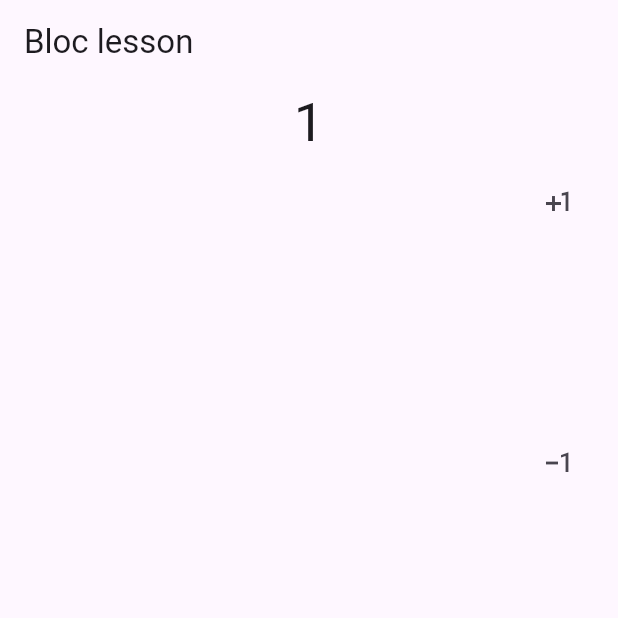
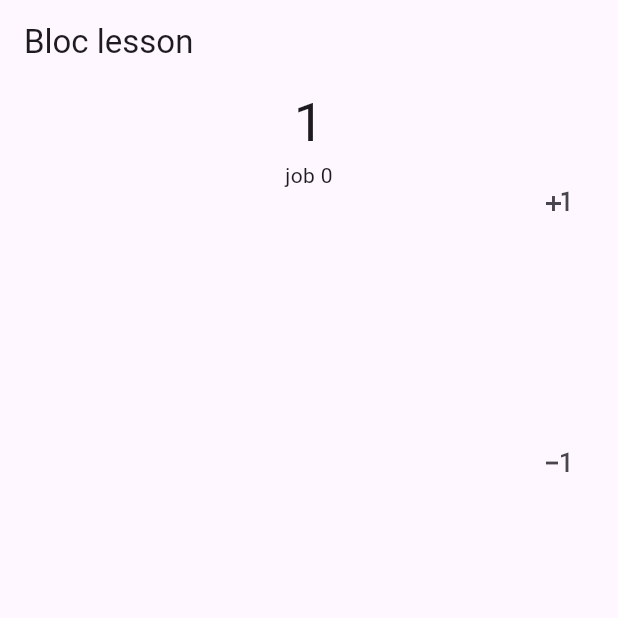
Before and after one commit to ValGorovyi/flutter-bloc-lesson, a Flutter app: the screen it shows after launch, after a tap on the "plus one" icon, after a tap on the "exposure minus 1" icon, after a tap on the "work outline" icon, on a phone screen of 412 x 824 dp, the top half of it. Run offline on Flutter 3.47's test engine with Material 3 defaults, Android fonts, the light colour scheme and no system bars; our stand-ins replace flutter_bloc.

Commit message:
add Builder, add context.read<>(), no correct re-render

```diff
--- a/lib/main.dart
+++ b/lib/main.dart
@@ -13,29 +13,14 @@ void main() {
   runApp(BlocDemo());
 }
 
-// MultBlocProvider vverhy, poluchaem bloci na nizhnem urovne
 class BlocDemo extends StatelessWidget {
   const BlocDemo({super.key});
   @override
   Widget build(BuildContext context) {
     return MaterialApp(
       title: 'Bloc Demo',
-      home: WrapperBuilderWidget(),
+      home: MyBlocWidget(),
     );
-  }
-}
-
-class WrapperBuilderWidget extends StatelessWidget {
-  // WrapperBuilderWidget({key? key}) :super(key: key); ?? question dyha
-  WrapperBuilderWidget({super.key});
-
-  @override
-  Widget build(BuildContext context) {
-    return MultiBlocProvider(providers: [
-      BlocProvider<CounterBlocWorcker>(
-          create: (context) => CounterBlocWorcker()..add(BlocPlusEvent())),
-      BlocProvider<UserBlocWorcker>(create: (context) => UserBlocWorcker()),
-    ], child: MyBlocWidget());
   }
 }
 
@@ -44,9 +29,19 @@ class MyBlocWidget extends StatelessWidget {
 
   @override
   Widget build(BuildContext context) {
+
     // final counterBloc = CounterBlocWorcker()..add(BlocPlusEvent());
     // final usersBloc = UserBlocWorcker();
 
+    return MultiBlocProvider(
+      providers: [
+        BlocProvider<CounterBlocWorcker>(
+            create: (context) => CounterBlocWorcker()..add(BlocPlusEvent())),
+        BlocProvider<UserBlocWorcker>(create: (context) => UserBlocWorcker()),
+      ],
+      // obertka Builder dla polucheniya bloca cherez context
+      child: Builder(
+        builder: (context) {
           return Scaffold(
             appBar: AppBar(
               title: Text('Bloc lesson'),
@@ -56,9 +51,9 @@ class MyBlocWidget extends StatelessWidget {
               children: [
                 IconButton(
                     onPressed: () {
-
-                final counterBloc =
-                    BlocProvider.of<CounterBlocWorcker>(context);
+                      // without needed context
+                      // dla dobavleniya kontexta - obernut vse pod MultiBlocProvider v Builder
+                      final counterBloc = context.read<CounterBlocWorcker>();
 
                       counterBloc.add(BlocPlusEvent());
                     },
@@ -66,19 +61,21 @@ class MyBlocWidget extends StatelessWidget {
                 IconButton(
                     onPressed: () {
                       // poluchit counterBloc cherez blocProvider
-                final counterBloc =
-                    BlocProvider.of<CounterBlocWorcker>(context);
+                      final counterBloc = context.read<CounterBlocWorcker>();
                       counterBloc.add(BlocMinusEvent());
                     },
                     icon: Icon(Icons.exposure_neg_1_outlined)),
                 IconButton(
                     onPressed: () {
-                // usersBloc.add(CreateUsEvent(counterBloc.state));
+                      final usersBloc = context.read<UserBlocWorcker>();
+                      usersBloc.add(CreateUsEvent(context.read<CounterBlocWorcker>().state));
                     },
                     icon: Icon(Icons.person_2)),
                 IconButton(
                     onPressed: () {
-                // usersBloc.add(CreateJobsEvent(counterBloc.state));
+                      final usersBloc = context.read<UserBlocWorcker>();
+
+                      usersBloc.add(CreateJobsEvent(context.read<CounterBlocWorcker>().state));
                     },
                     icon: Icon(Icons.work_outline))
               ],
@@ -88,12 +85,24 @@ class MyBlocWidget extends StatelessWidget {
                 child: Column(
                   children: [
                     BlocBuilder<CounterBlocWorcker, int>(
-                // bloc: counterBloc,
 
                       builder: (context, state) {
-                  return Text(
+
+// naprimer nado vivodit ne tolko counter, no i users
+
+
+                        return Column(
+                          children: [
+
+                            Text(
                               state.toString(),
                               style: TextStyle(fontSize: 36),
+                            ),
+                            // cherez context.read ne srabotaet. demo version
+                            if(context.read<UserBlocWorcker>().state.users.isNotEmpty)
+                            // pererisovka ne proishodit. to est ui ne otobrachaet rezultat. tolko posle pererisovki drugih widgetov
+                              ...context.read<UserBlocWorcker>().state.users.map((u) => Text(u.name))
+                          ],
                         );
                       },
                     ),
@@ -104,9 +113,10 @@ class MyBlocWidget extends StatelessWidget {
                       return Column(
                         children: [
                           if (usersSt.isLoading) CircularProgressIndicator(),
-                    if (users.isNotEmpty)
-                      ...users.map((elem) => Text(elem.name)),
-                    if (jobs.isNotEmpty) ...jobs.map((elem) => Text(elem.name)),
+                          // if (users.isNotEmpty)
+                          //   ...users.map((elem) => Text(elem.name)),
+                          if (jobs.isNotEmpty)
+                            ...jobs.map((elem) => Text(elem.name)),
                         ],
                       );
                     })
@@ -116,4 +126,7 @@ class MyBlocWidget extends StatelessWidget {
             ),
           );
         }
+      ),
+    );
   }
+}
```
Lines whose indentation alone changed are shown as unchanged.
